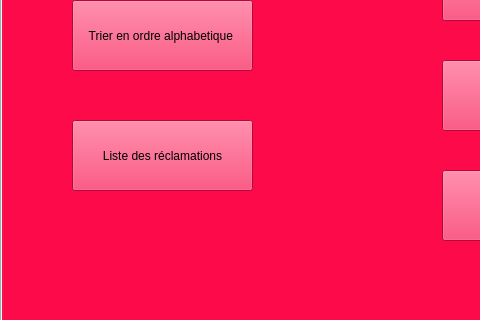
Qt form mainwindow.ui (dali268/Smart_garage_2a15) before a commit; both pictures show x 0 to 480 and y 195 to 515 of the 839 by 643 pixel window.
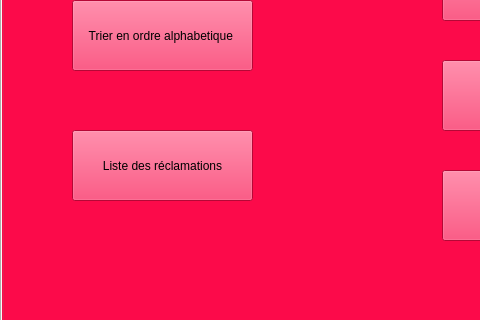
The same form after that commit.

What changed in the file:
```diff
--- a/mainwindow.ui
+++ b/mainwindow.ui
@@ -250,7 +250,7 @@
        <property name="geometry">
         <rect>
          <x>70</x>
-         <y>270</y>
+         <y>280</y>
          <width>181</width>
          <height>71</height>
         </rect>
```
